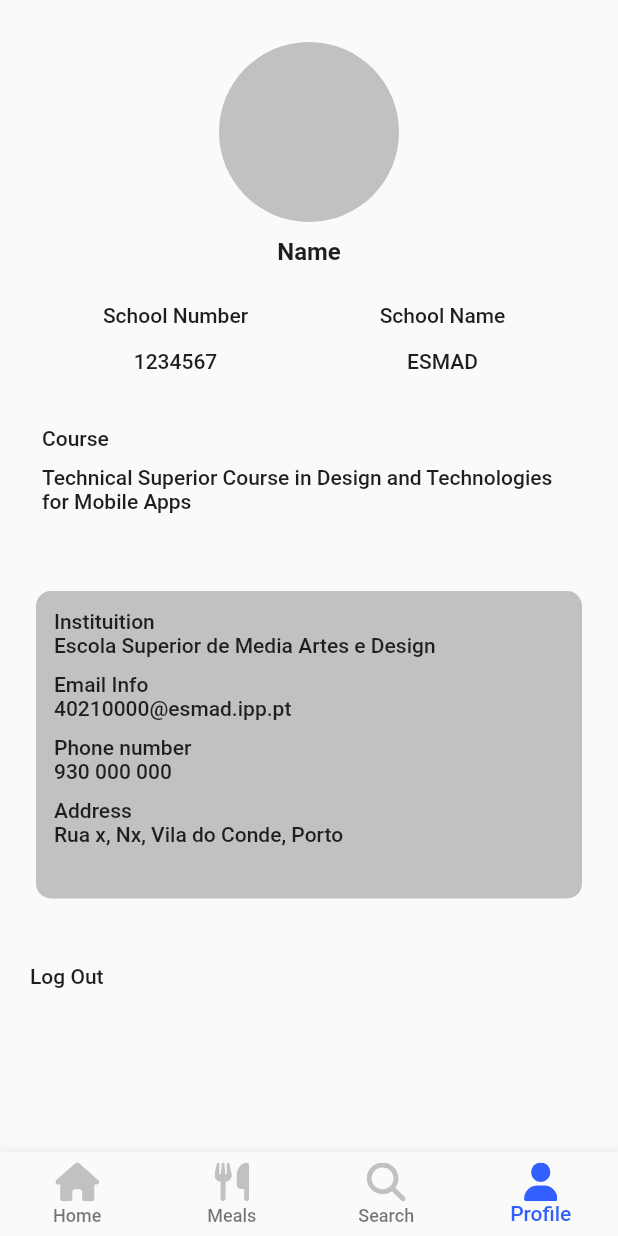
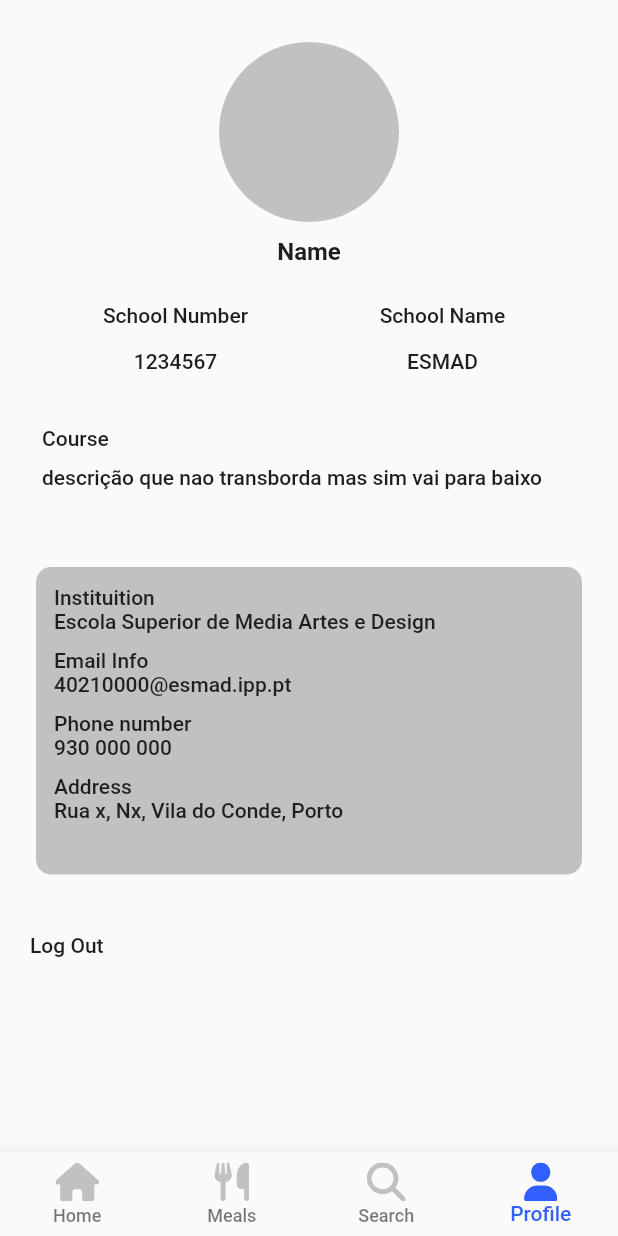
Before and after one commit to isabellabertucci/CantecoMobileApp, a Flutter app: the screen it shows after launch, item 4 of the bottom bar chosen, on a phone screen of 412 x 824 dp. Run offline on Flutter 3.47's test engine with Material 2 defaults, Android fonts, the light colour scheme and no system bars; our stand-ins replace flutter_svg; Roboto replaces fonts that are missing (inter).

Commit message:
linked pages

```diff
--- a/lib/Pages/profile_page.dart
+++ b/lib/Pages/profile_page.dart
@@ -90,21 +90,32 @@ class _ProfilePageState extends State<ProfilePage> {
                       mainAxisAlignment: MainAxisAlignment.start,
                       children: [
                         Column(
+                          crossAxisAlignment: CrossAxisAlignment.start,
                           children: [
                             Text(
                               'Course',
                               style:
                                   Theme.of(context).primaryTextTheme.subtitle1,
                             ),
+                            const SizedBox(height: 10),
+                            RichText(
+                              text: TextSpan(
+                                style: TextStyle(color: Colors.black),
+                                children: [
+                                  TextSpan(
+                                    text:
+                                        'descrição que nao transborda mas sim vai para baixo',
+                                    style: Theme.of(context)
+                                        .primaryTextTheme
+                                        .subtitle1,
+                                  ),
+                                ],
+                              ),
+                            ),
                           ],
                         ),
                       ],
                     ),
-                    const SizedBox(height: 10),
-                    Text(
-                      'Technical Superior Course in Design and Technologies for Mobile Apps',
-                      style: Theme.of(context).primaryTextTheme.subtitle1,
-                    )
                   ],
                 ),
               ),
@@ -168,7 +179,7 @@ class _ProfilePageState extends State<ProfilePage> {
                       ),
                     )),
               ),
-              const SizedBox(height: 40),
+              const SizedBox(height: 35),
               Row(
                 children: [
                   Text(
```
Also changed, not shown: 10 other files.
